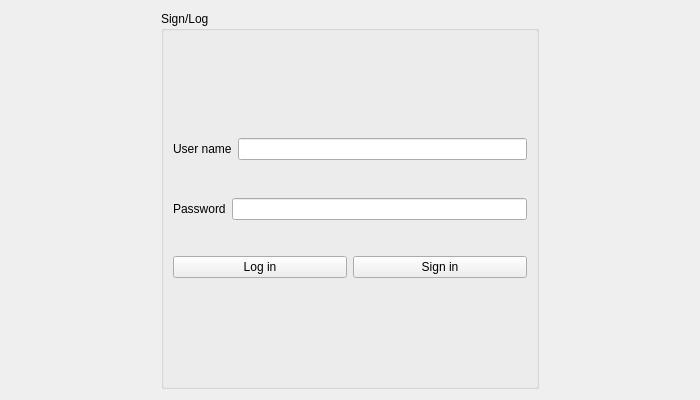
The window that connect_page.ui (tucaEmanuel18/notePad) describes before a commit, drawn with Qt 5.
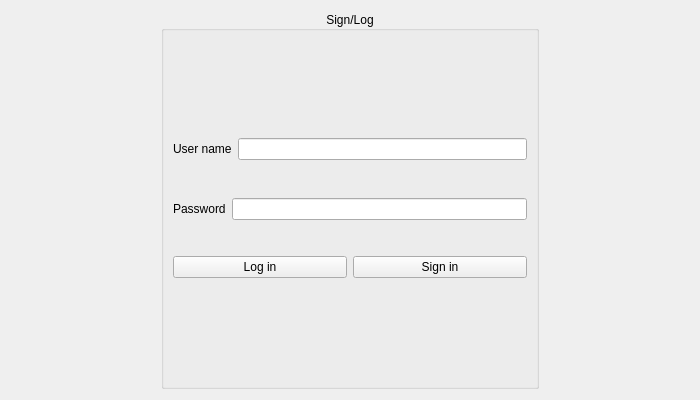
The same window after the commit.

Diff of the .ui file:
```diff
--- a/connect_page.ui
+++ b/connect_page.ui
@@ -35,6 +35,9 @@
      <property name="title">
       <string>Sign/Log</string>
      </property>
+     <property name="alignment">
+      <set>Qt::AlignCenter</set>
+     </property>
      <layout class="QVBoxLayout" name="verticalLayout_2">
       <item>
        <layout class="QVBoxLayout" name="verticalLayout">
```
Left out of the diff: 9 changed lines with no effect on the pictures.
